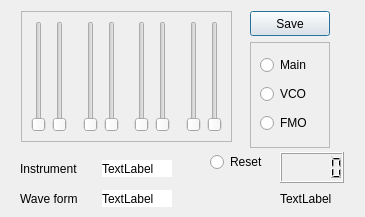
This is OceanGUI/spectrum_dialog_class.ui in uglasmeyer/ocean as Qt 5 draws it before an edit. The edited form follows.
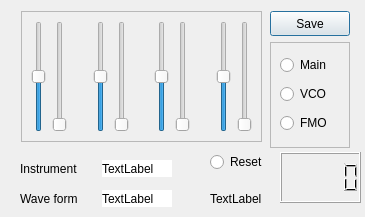
This is the edited form.

Commit message: version 3.4.0 spectrum harmonic adjustments

```diff
--- a/OceanGUI/spectrum_dialog_class.ui
+++ b/OceanGUI/spectrum_dialog_class.ui
@@ -460,7 +460,7 @@
     <rect>
      <x>21</x>
      <y>11</y>
-     <width>211</width>
+     <width>241</width>
      <height>131</height>
     </rect>
    </property>
@@ -496,8 +496,11 @@
     </item>
     <item row="0" column="0">
      <widget class="QSlider" name="fS_1">
+      <property name="minimum">
+       <number>-50</number>
+      </property>
       <property name="maximum">
-       <number>100</number>
+       <number>50</number>
       </property>
       <property name="orientation">
        <enum>Qt::Vertical</enum>
@@ -506,8 +509,11 @@
     </item>
     <item row="0" column="6">
      <widget class="QSlider" name="fS_5">
+      <property name="minimum">
+       <number>-50</number>
+      </property>
       <property name="maximum">
-       <number>100</number>
+       <number>50</number>
       </property>
       <property name="orientation">
        <enum>Qt::Vertical</enum>
@@ -516,8 +522,11 @@
     </item>
     <item row="0" column="9">
      <widget class="QSlider" name="fS_7">
+      <property name="minimum">
+       <number>-50</number>
+      </property>
       <property name="maximum">
-       <number>100</number>
+       <number>50</number>
       </property>
       <property name="orientation">
        <enum>Qt::Vertical</enum>
@@ -536,8 +545,11 @@
     </item>
     <item row="0" column="3">
      <widget class="QSlider" name="fS_3">
+      <property name="minimum">
+       <number>-50</number>
+      </property>
       <property name="maximum">
-       <number>100</number>
+       <number>50</number>
       </property>
       <property name="orientation">
        <enum>Qt::Vertical</enum>
@@ -595,7 +607,7 @@
   <widget class="QPushButton" name="pB_save_spectrum">
    <property name="geometry">
     <rect>
-     <x>250</x>
+     <x>270</x>
      <y>11</y>
      <width>80</width>
      <height>25</height>
@@ -1110,7 +1122,7 @@
   <widget class="QFrame" name="frame_rb_osc">
    <property name="geometry">
     <rect>
-     <x>250</x>
+     <x>270</x>
      <y>42</y>
      <width>80</width>
      <height>106</height>
@@ -1161,15 +1173,15 @@
     <rect>
      <x>280</x>
      <y>152</y>
-     <width>64</width>
-     <height>31</height>
+     <width>81</width>
+     <height>51</height>
     </rect>
    </property>
   </widget>
   <widget class="QLabel" name="lbl_spectrumDisplay">
    <property name="geometry">
     <rect>
-     <x>280</x>
+     <x>210</x>
      <y>190</y>
      <width>66</width>
      <height>18</height>
```
The commit also changes 27 other files.
